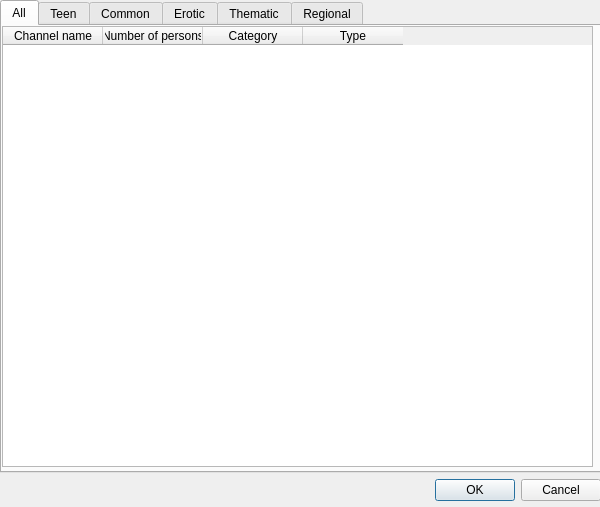
Qt form ui/channel_list.ui (gitter-badger/simplechatclient) before a commit.
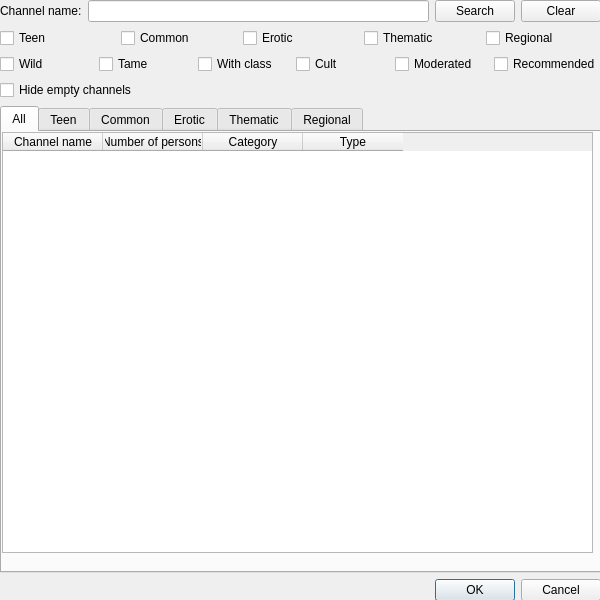
The same form after that commit. Icons and pictures are not drawn.

Commit message: add basic search channel

Diff of the .ui file:
```diff
--- a/ui/channel_list.ui
+++ b/ui/channel_list.ui
@@ -10,7 +10,7 @@
     <x>0</x>
     <y>0</y>
     <width>600</width>
-    <height>507</height>
+    <height>600</height>
    </rect>
   </property>
   <property name="sizePolicy">
@@ -35,10 +35,130 @@
      <x>0</x>
      <y>0</y>
      <width>601</width>
-     <height>501</height>
+     <height>601</height>
     </rect>
    </property>
    <layout class="QVBoxLayout" name="verticalLayout">
+    <item>
+     <layout class="QHBoxLayout" name="horizontalLayout">
+      <item>
+       <widget class="QLabel" name="label_channel_name">
+        <property name="text">
+         <string>Channel name:</string>
+        </property>
+       </widget>
+      </item>
+      <item>
+       <widget class="QLineEdit" name="lineEdit_search"/>
+      </item>
+      <item>
+       <widget class="QPushButton" name="pushButton_search">
+        <property name="text">
+         <string>Search</string>
+        </property>
+       </widget>
+      </item>
+      <item>
+       <widget class="QPushButton" name="pushButton_clear">
+        <property name="text">
+         <string>Clear</string>
+        </property>
+       </widget>
+      </item>
+     </layout>
+    </item>
+    <item>
+     <layout class="QHBoxLayout" name="horizontalLayout_3">
+      <item>
+       <widget class="QCheckBox" name="checkBox_teen">
+        <property name="text">
+         <string>Teen</string>
+        </property>
+       </widget>
+      </item>
+      <item>
+       <widget class="QCheckBox" name="checkBox_common">
+        <property name="text">
+         <string>Common</string>
+        </property>
+       </widget>
+      </item>
+      <item>
+       <widget class="QCheckBox" name="checkBox_erotic">
+        <property name="text">
+         <string>Erotic</string>
+        </property>
+       </widget>
+      </item>
+      <item>
+       <widget class="QCheckBox" name="checkBox_thematic">
+        <property name="text">
+         <string>Thematic</string>
+        </property>
+       </widget>
+      </item>
+      <item>
+       <widget class="QCheckBox" name="checkBox_regional">
+        <property name="text">
+         <string>Regional</string>
+        </property>
+       </widget>
+      </item>
+     </layout>
+    </item>
+    <item>
+     <layout class="QHBoxLayout" name="horizontalLayout_2">
+      <item>
+       <widget class="QCheckBox" name="checkBox_wild">
+        <property name="text">
+         <string>Wild</string>
+        </property>
+       </widget>
+      </item>
+      <item>
+       <widget class="QCheckBox" name="checkBox_tame">
+        <property name="text">
+         <string>Tame</string>
+        </property>
+       </widget>
+      </item>
+      <item>
+       <widget class="QCheckBox" name="checkBox_with_class">
+        <property name="text">
+         <string>With class</string>
+        </property>
+       </widget>
+      </item>
+      <item>
+       <widget class="QCheckBox" name="checkBox_cult">
+        <property name="text">
+         <string>Cult</string>
+        </property>
+       </widget>
+      </item>
+      <item>
+       <widget class="QCheckBox" name="checkBox_moderated">
+        <property name="text">
+         <string>Moderated</string>
+        </property>
+       </widget>
+      </item>
+      <item>
+       <widget class="QCheckBox" name="checkBox_recommended">
+        <property name="text">
+         <string>Recommended</string>
+        </property>
+       </widget>
+      </item>
+     </layout>
+    </item>
+    <item>
+     <widget class="QCheckBox" name="checkBox_hide_empty_channels">
+      <property name="text">
+       <string>Hide empty channels</string>
+      </property>
+     </widget>
+    </item>
     <item>
      <widget class="QTabWidget" name="tabWidget">
       <property name="minimumSize">
@@ -60,24 +180,39 @@
           <x>0</x>
           <y>0</y>
           <width>591</width>
-          <height>441</height>
+          <height>421</height>
          </rect>
         </property>
         <property name="minimumSize">
          <size>
-          <width>0</width>
-          <height>192</height>
+          <width>200</width>
+          <height>200</height>
          </size>
         </property>
         <property name="editTriggers">
          <set>QAbstractItemView::NoEditTriggers</set>
         </property>
+        <property name="alternatingRowColors">
+         <bool>true</bool>
+        </property>
         <property name="selectionMode">
          <enum>QAbstractItemView::SingleSelection</enum>
         </property>
         <property name="selectionBehavior">
          <enum>QAbstractItemView::SelectRows</enum>
         </property>
+        <attribute name="verticalHeaderVisible">
+         <bool>false</bool>
+        </attribute>
+        <attribute name="verticalHeaderShowSortIndicator" stdset="0">
+         <bool>false</bool>
+        </attribute>
+        <attribute name="verticalHeaderVisible">
+         <bool>false</bool>
+        </attribute>
+        <attribute name="verticalHeaderShowSortIndicator" stdset="0">
+         <bool>false</bool>
+        </attribute>
         <column>
          <property name="text">
           <string>Channel name</string>
```
Left out of the diff: 45 changed lines with no effect on the pictures. The commit also changes 4 other files.
